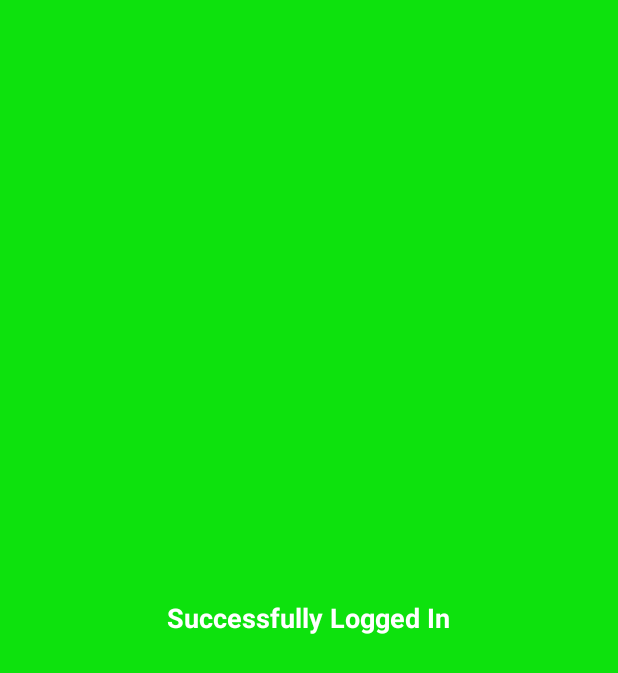
After one commit to Rumbustious/Login-Page-Android, an Android app: the layout activity_success.xml on its own in the app's theme, with its tools: preview values and no code run, on a phone screen of 412 x 824 dp. The commit adds this screen. Shown: the top 673 px of the screen. Run offline under Robolectric (Android 15) with nearby library versions, the phone set to English and light mode, and no system bars.

Commit message:
Add UX - Showing error/success messages - add email & password

```diff
--- /dev/null
+++ b/app/src/main/res/layout/activity_success.xml
@@ -0,0 +1,30 @@
+<?xml version="1.0" encoding="utf-8"?>
+<androidx.constraintlayout.widget.ConstraintLayout
+    xmlns:android="http://schemas.android.com/apk/res/android"
+    xmlns:app="http://schemas.android.com/apk/res-auto"
+    xmlns:tools="http://schemas.android.com/tools"
+    android:layout_width="match_parent"
+    android:background="#0DE20D"
+    android:layout_height="match_parent"
+    android:gravity="center">
+
+
+    <LinearLayout
+        android:layout_width="match_parent"
+        android:layout_height="match_parent"
+        android:gravity="center"
+        >
+
+    <TextView
+        android:id="@+id/textView"
+        android:layout_width="wrap_content"
+        android:layout_height="wrap_content"
+        android:text="Successfully Logged In"
+        android:textColor="@color/white"
+        android:textSize="18dp"
+        android:textStyle="bold"
+        tools:layout_editor_absoluteX="171dp"
+        tools:layout_editor_absoluteY="357dp" />
+    </LinearLayout>
+
+</androidx.constraintlayout.widget.ConstraintLayout>
```
Also changed, not shown: app/src/main/java/com/example/loginapp/MainActivity.java (+28 -6 lines), app/src/main/res/layout/activity_main.xml (+10 -10 lines).
